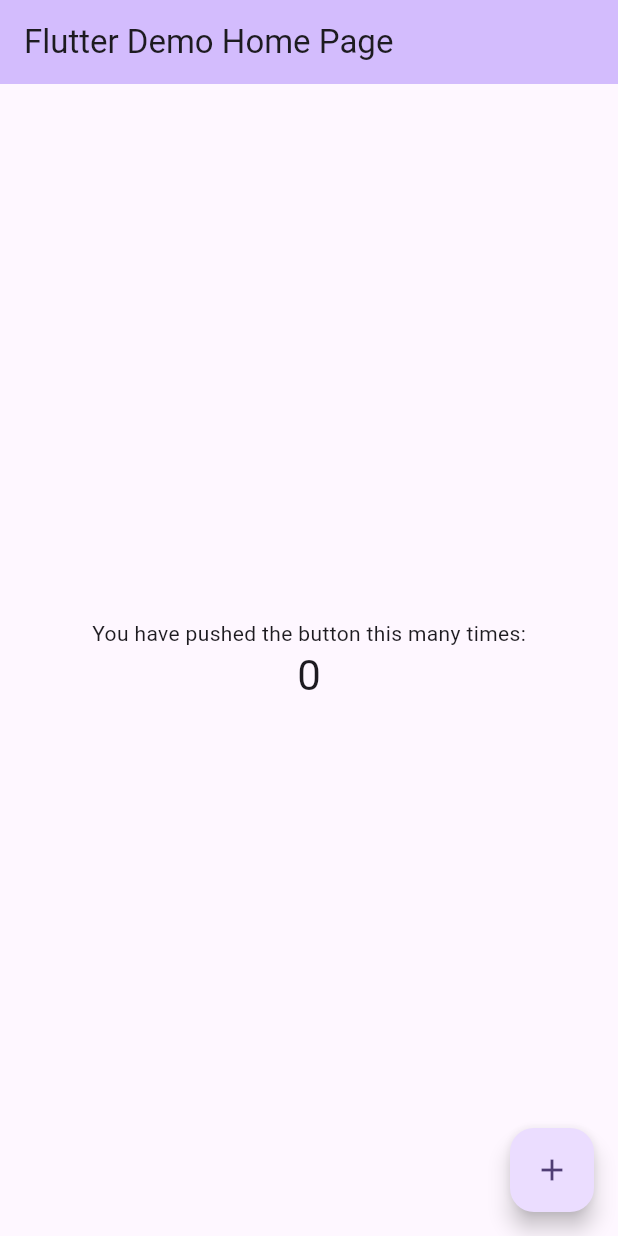
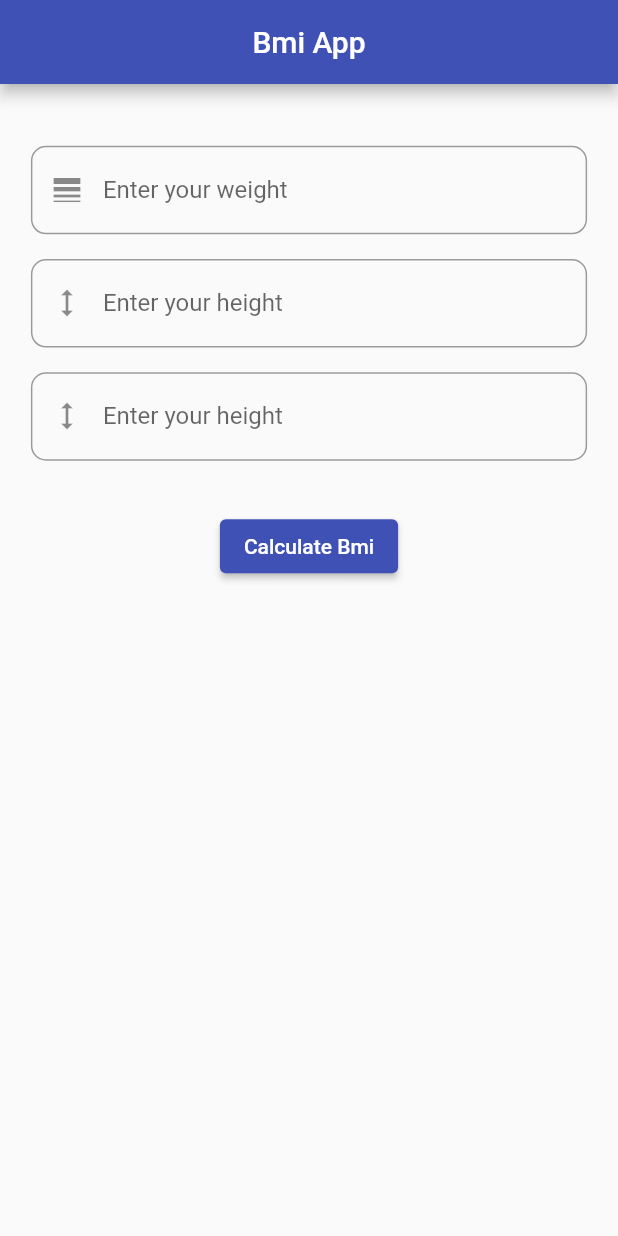
Before and after one commit to nahid246hasan/bmi_app_flutter, a Flutter app: the screen it shows after launch, on a phone screen of 412 x 824 dp. Run offline on Flutter 3.47's test engine with Material 2 defaults, Android fonts, the phone set to English and light mode, and no system bars.

Commit message:
Calculate Bmi

```diff
--- a/lib/main.dart
+++ b/lib/main.dart
@@ -6,120 +6,137 @@ void main() {
 
 class MyApp extends StatelessWidget {
   const MyApp({super.key});
-
-  // This widget is the root of your application.
   @override
   Widget build(BuildContext context) {
     return MaterialApp(
-      title: 'Flutter Demo',
+      debugShowCheckedModeBanner: false,
+      title: 'Bmi App',
       theme: ThemeData(
-        // This is the theme of your application.
-        //
-        // TRY THIS: Try running your application with "flutter run". You'll see
-        // the application has a blue toolbar. Then, without quitting the app,
-        // try changing the seedColor in the colorScheme below to Colors.green
-        // and then invoke "hot reload" (save your changes or press the "hot
-        // reload" button in a Flutter-supported IDE, or press "r" if you used
-        // the command line to start the app).
-        //
-        // Notice that the counter didn't reset back to zero; the application
-        // state is not lost during the reload. To reset the state, use hot
-        // restart instead.
-        //
-        // This works for code too, not just values: Most code changes can be
-        // tested with just a hot reload.
-        colorScheme: ColorScheme.fromSeed(seedColor: Colors.deepPurple),
-        useMaterial3: true,
+        primarySwatch: Colors.indigo
       ),
-      home: const MyHomePage(title: 'Flutter Demo Home Page'),
+      home: MyHomePage(),
     );
   }
 }
 
 class MyHomePage extends StatefulWidget {
-  const MyHomePage({super.key, required this.title});
-
-  // This widget is the home page of your application. It is stateful, meaning
-  // that it has a State object (defined below) that contains fields that affect
-  // how it looks.
-
-  // This class is the configuration for the state. It holds the values (in this
-  // case the title) provided by the parent (in this case the App widget) and
-  // used by the build method of the State. Fields in a Widget subclass are
-  // always marked "final".
-
-  final String title;
+  const MyHomePage({super.key});
 
   @override
   State<MyHomePage> createState() => _MyHomePageState();
 }
 
 class _MyHomePageState extends State<MyHomePage> {
-  int _counter = 0;
+  var weightControler= TextEditingController();
+  var fitControler= TextEditingController();
+  var inchControler= TextEditingController();
 
-  void _incrementCounter() {
-    setState(() {
-      // This call to setState tells the Flutter framework that something has
-      // changed in this State, which causes it to rerun the build method below
-      // so that the display can reflect the updated values. If we changed
-      // _counter without calling setState(), then the build method would not be
-      // called again, and so nothing would appear to happen.
-      _counter++;
-    });
-  }
-
+  var result="";
   @override
   Widget build(BuildContext context) {
-    // This method is rerun every time setState is called, for instance as done
-    // by the _incrementCounter method above.
-    //
-    // The Flutter framework has been optimized to make rerunning build methods
-    // fast, so that you can just rebuild anything that needs updating rather
-    // than having to individually change instances of widgets.
+    double height = MediaQuery.of(context).size.height;
+    double width = MediaQuery.of(context).size.width;
     return Scaffold(
       appBar: AppBar(
-        // TRY THIS: Try changing the color here to a specific color (to
-        // Colors.amber, perhaps?) and trigger a hot reload to see the AppBar
-        // change color while the other colors stay the same.
-        backgroundColor: Theme.of(context).colorScheme.inversePrimary,
-        // Here we take the value from the MyHomePage object that was created by
-        // the App.build method, and use it to set our appbar title.
-        title: Text(widget.title),
+        title: Center(
+            child: Text("Bmi App"),
+        ),
       ),
       body: Center(
-        // Center is a layout widget. It takes a single child and positions it
-        // in the middle of the parent.
-        child: Column(
-          // Column is also a layout widget. It takes a list of children and
-          // arranges them vertically. By default, it sizes itself to fit its
-          // children horizontally, and tries to be as tall as its parent.
-          //
-          // Column has various properties to control how it sizes itself and
-          // how it positions its children. Here we use mainAxisAlignment to
-          // center the children vertically; the main axis here is the vertical
-          // axis because Columns are vertical (the cross axis would be
-          // horizontal).
-          //
-          // TRY THIS: Invoke "debug painting" (choose the "Toggle Debug Paint"
-          // action in the IDE, or press "p" in the console), to see the
-          // wireframe for each widget.
-          mainAxisAlignment: MainAxisAlignment.center,
-          children: <Widget>[
-            const Text(
-              'You have pushed the button this many times:',
-            ),
-            Text(
-              '$_counter',
-              style: Theme.of(context).textTheme.headlineMedium,
-            ),
-          ],
+        child: Container(
+          width: width*0.90,
+          child: Column(
+            children: [
+              SizedBox(
+                height: height*0.05,
+              ),
+              TextField(
+                decoration: InputDecoration(
+                  labelText: "Enter your weight",
+                  prefixIcon: Icon(Icons.line_weight),
+                  suffix: Text('Kg'),
+                  border: OutlineInputBorder(
+                    borderRadius: BorderRadius.circular(10)
+                  )
+                ),
+                keyboardType: TextInputType.number,
+                controller: weightControler,
+              ),
+              SizedBox(
+                height: height*0.02,
+              ),
+              TextField(
+                decoration: InputDecoration(
+                  labelText: "Enter your height",
+                  suffix: Text('Fit'),
+                  prefixIcon: Icon(Icons.height),
+                  border: OutlineInputBorder(
+                      borderRadius: BorderRadius.circular(10)
+                  )
+                ),
+                keyboardType: TextInputType.number,
+                controller: fitControler,
+              ),
+              SizedBox(
+                height: height*0.02,
+              ),
+              TextField(
+                decoration: InputDecoration(
+                  labelText: "Enter your height",
+                  suffix: Text('Inch'),
+                  prefixIcon: Icon(Icons.height),
+                  border: OutlineInputBorder(
+                    borderRadius: BorderRadius.circular(10),
+                  ),
+                ),
+                keyboardType: TextInputType.number,
+                controller: inchControler,
+              ),
+              SizedBox(
+                height: height*0.04,
+              ),
+              ElevatedButton(
+                  onPressed: (){
+                    var wt= weightControler.text.toString();
+                    var ft= fitControler.text.toString();
+                    var inc= inchControler.text.toString();
+
+                    if(wt!=""&&ft!=""&&inc!=""){
+                      var iwt=int.parse(wt);
+                      var ift=int.parse(ft);
+                      var iinc= int.parse(inc);
+
+                      var tInch= ift*12 +iinc;
+                      var tCm= tInch*2.54;
+                      var tM= tCm/100;
+
+                      var bmi=iwt/(tM*tM);
+
+                      setState(() {
+                        result="Your BMI is ${bmi.toStringAsFixed(2)}";
+                      });
+                    }
+                    else{
+                      setState(() {
+                        result="Please give all input";
+                      });
+                    }
+                  },
+                  child: Text("Calculate Bmi"),
+              ),
+              SizedBox(
+                height: height*0.04,
+              ),
+              Container(
+                  child: Text(result,style: TextStyle(
+                    fontSize: 24,
+                    fontWeight: FontWeight.bold
+                  ),)
+              ),
+            ],
+          ),
         ),
       ),
-      floatingActionButton: FloatingActionButton(
-        onPressed: _incrementCounter,
-        tooltip: 'Increment',
-        child: const Icon(Icons.add),
-      ), // This trailing comma makes auto-formatting nicer for build methods.
     );
   }
 }
```
